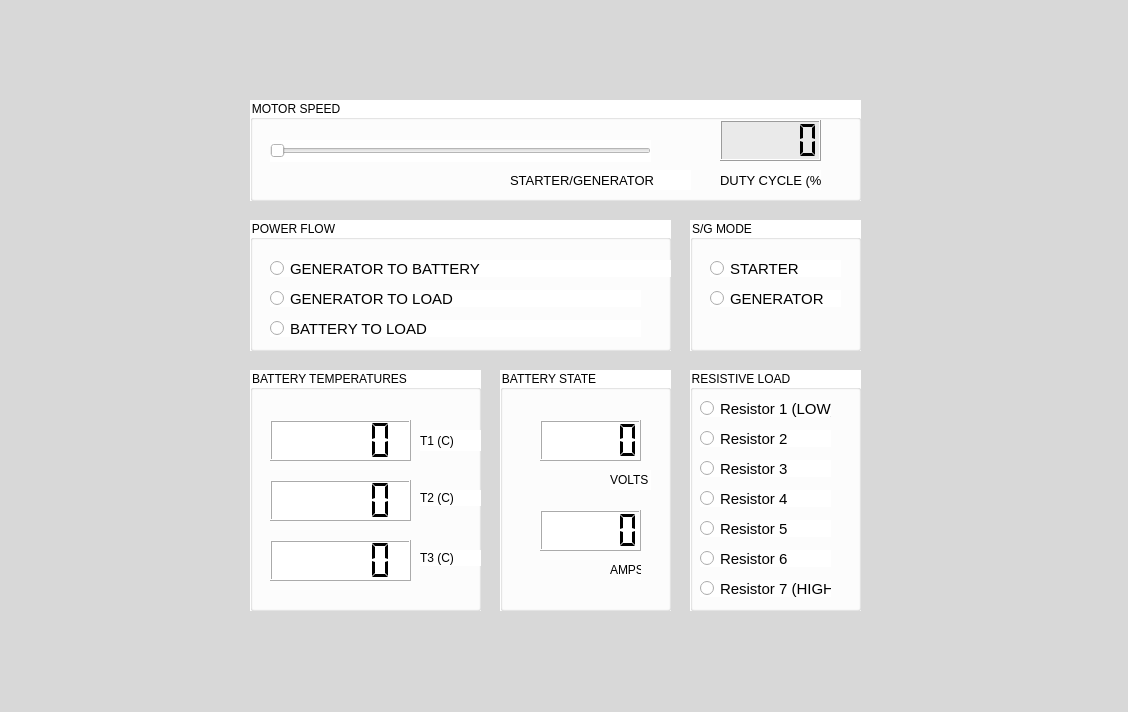
Old version of the form 24-25 files/MOTOR_TEST_GUI.ui in the repository rballentine25/WSU-HUAV-2425.
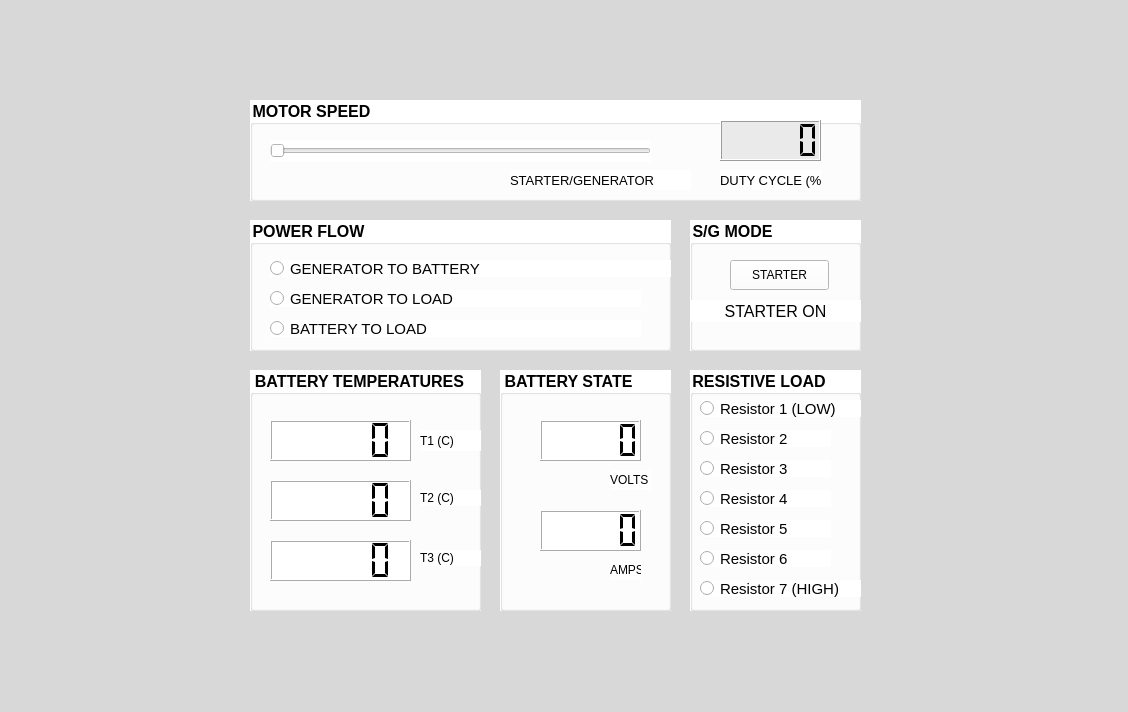
New version of the form.

Commit message: changes to gui to include relays

What changed in the file:
```diff
--- a/24-25 files/MOTOR_TEST_GUI.ui
+++ b/24-25 files/MOTOR_TEST_GUI.ui
@@ -10,6 +10,13 @@
     <height>712</height>
    </rect>
   </property>
+  <property name="font">
+   <font>
+    <pointsize>12</pointsize>
+    <weight>75</weight>
+    <bold>true</bold>
+   </font>
+  </property>
   <property name="windowTitle">
    <string>Form</string>
   </property>
@@ -103,40 +110,52 @@
    <property name="title">
     <string>S/G MODE</string>
    </property>
-   <widget class="QRadioButton" name="STARTER">
+   <widget class="QPushButton" name="STARTERBTN">
     <property name="geometry">
      <rect>
-      <x>20</x>
+      <x>40</x>
       <y>40</y>
-      <width>131</width>
-      <height>17</height>
+      <width>99</width>
+      <height>30</height>
      </rect>
     </property>
-    <property name="font">
-     <font>
-      <pointsize>11</pointsize>
-     </font>
+    <property name="styleSheet">
+     <string notr="true">QPushButton:checked {
+background-color: darkgray
+}</string>
     </property>
     <property name="text">
      <string>STARTER</string>
     </property>
+    <property name="checkable">
+     <bool>true</bool>
+    </property>
+    <property name="checked">
+     <bool>false</bool>
+    </property>
    </widget>
-   <widget class="QRadioButton" name="GEN">
+   <widget class="QLabel" name="STARTERLBL">
     <property name="geometry">
      <rect>
-      <x>20</x>
-      <y>70</y>
-      <width>131</width>
-      <height>17</height>
+      <x>0</x>
+      <y>80</y>
+      <width>171</width>
+      <height>22</height>
      </rect>
     </property>
     <property name="font">
      <font>
-      <pointsize>11</pointsize>
+      <pointsize>12</pointsize>
      </font>
     </property>
+    <property name="layoutDirection">
+     <enum>Qt::LeftToRight</enum>
+    </property>
     <property name="text">
-     <string>GENERATOR</string>
+     <string>STARTER ON</string>
+    </property>
+    <property name="alignment">
+     <set>Qt::AlignCenter</set>
     </property>
    </widget>
   </widget>
@@ -356,7 +375,7 @@
      <rect>
       <x>10</x>
       <y>30</y>
-      <width>131</width>
+      <width>161</width>
       <height>17</height>
      </rect>
     </property>
@@ -464,7 +483,7 @@
      <rect>
       <x>10</x>
       <y>210</y>
-      <width>131</width>
+      <width>161</width>
       <height>17</height>
      </rect>
     </property>
```
The commit also changes 4 other files.
